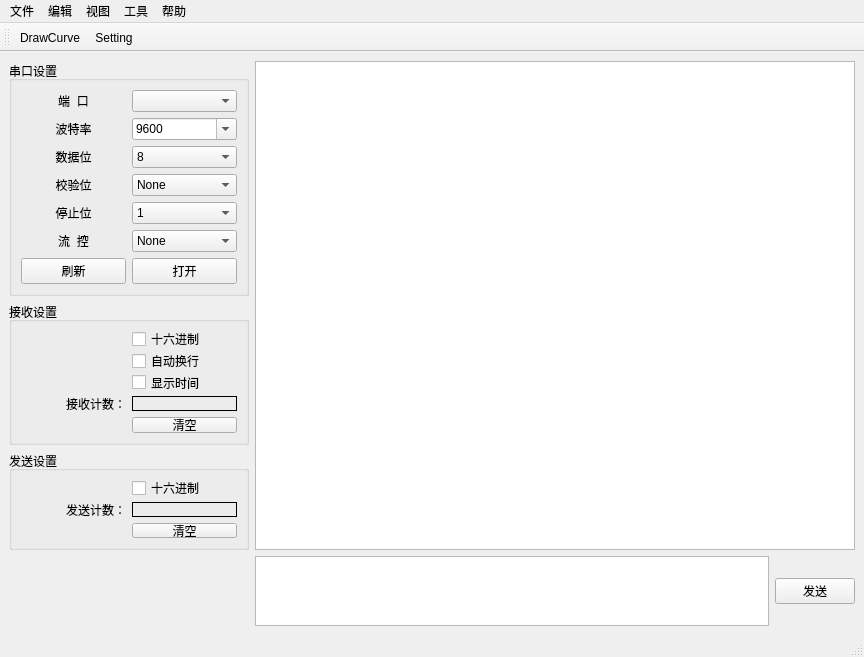
Above: main.ui from LogicPi-cn/SerialMasterPyqt5 before the change. Below: the same form after it.
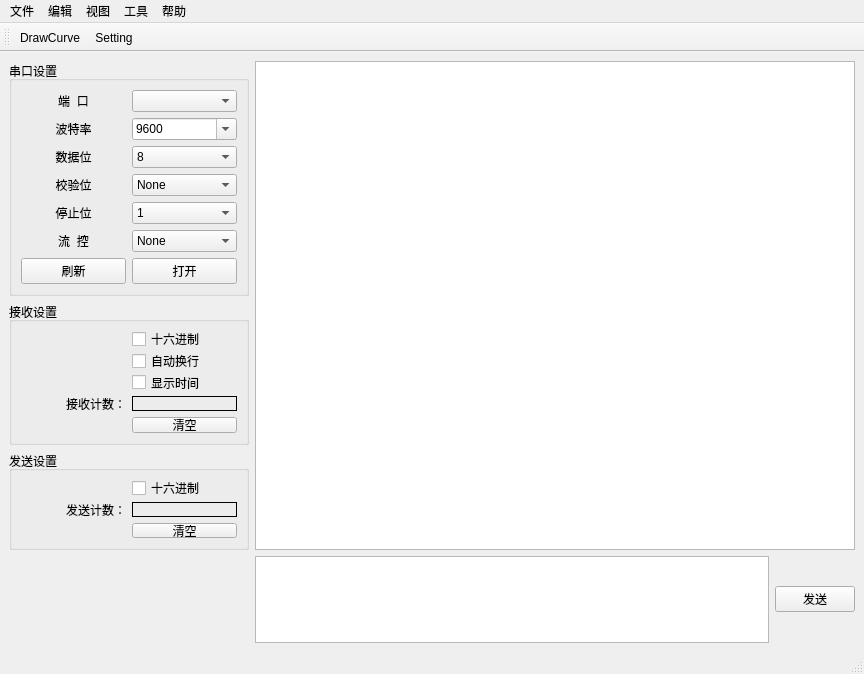
That is the form after the change. Icons and pictures are not drawn.

```diff
--- a/main.ui
+++ b/main.ui
@@ -7,7 +7,7 @@
     <x>0</x>
     <y>0</y>
     <width>864</width>
-    <height>645</height>
+    <height>674</height>
    </rect>
   </property>
   <property name="minimumSize">
```
